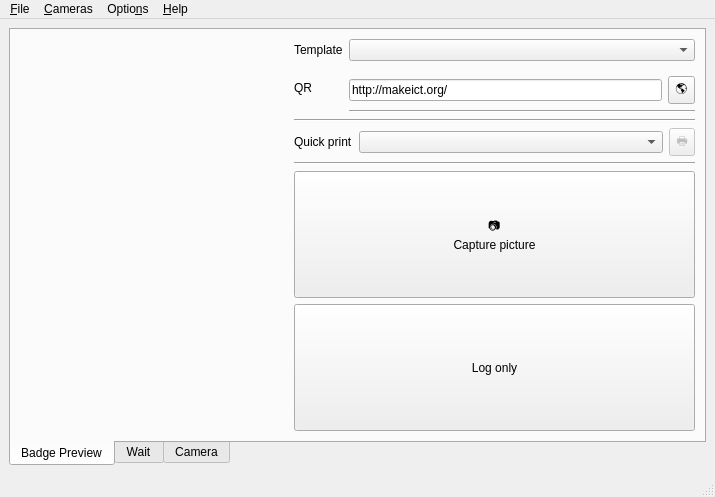
This is badge-printer/MainWindow.ui in MakeICT/badge-printer as Qt 5 draws it before an edit. The edited form follows.
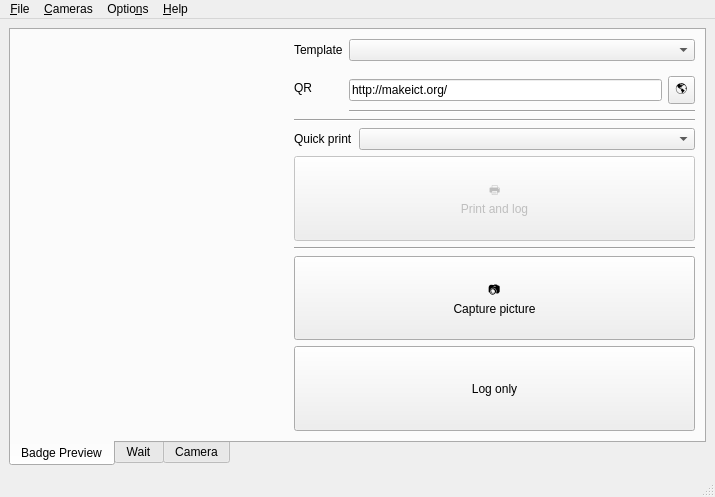
This is the edited form. Icons and pictures are not drawn. Custom widgets are drawn as their Qt base class.

Commit message: Make print button bigger

What changed in the file:
```diff
--- a/badge-printer/MainWindow.ui
+++ b/badge-printer/MainWindow.ui
@@ -134,7 +134,7 @@
            </widget>
           </item>
           <item>
-           <layout class="QHBoxLayout" name="horizontalLayout_3" stretch="0,1,0">
+           <layout class="QHBoxLayout" name="horizontalLayout_3" stretch="0,1">
             <item>
              <widget class="QLabel" name="label">
               <property name="text">
@@ -145,17 +145,24 @@
             <item>
              <widget class="QComboBox" name="quickPrintSelector"/>
             </item>
+           </layout>
+          </item>
             <item>
-             <widget class="QToolButton" name="quickPrint">
+           <widget class="QPushButton" name="quickPrint">
               <property name="enabled">
                <bool>false</bool>
               </property>
+            <property name="sizePolicy">
+             <sizepolicy hsizetype="Minimum" vsizetype="Expanding">
+              <horstretch>0</horstretch>
+              <verstretch>0</verstretch>
+             </sizepolicy>
+            </property>
               <property name="text">
-               <string>🖶</string>
-              </property>
-             </widget>
-            </item>
-           </layout>
+             <string>🖶
+Print and log</string>
+            </property>
+           </widget>
           </item>
           <item>
            <widget class="Line" name="line_3">
```
Lines whose indentation alone changed are shown as unchanged.
